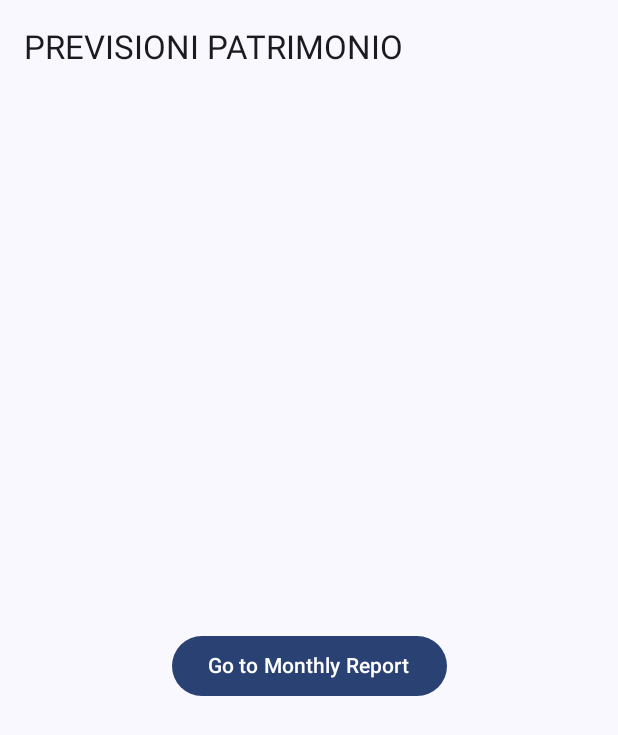
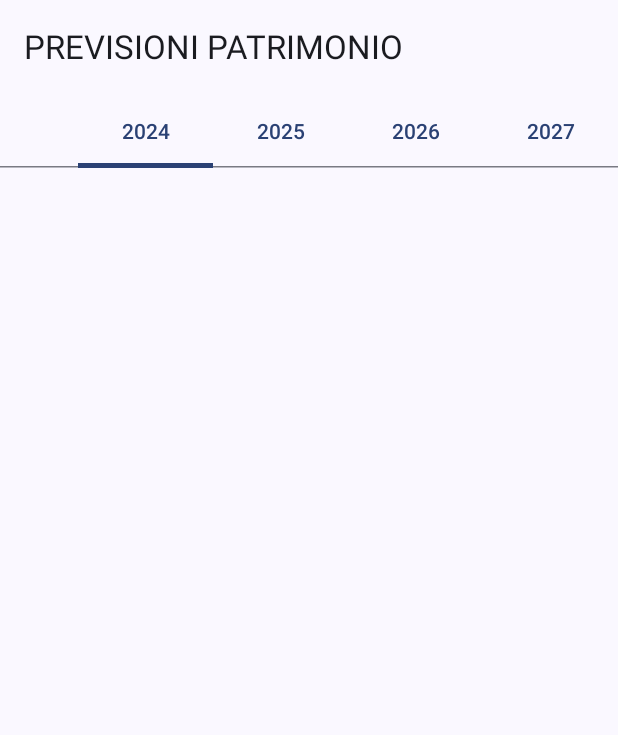
Before and after one commit to anput28/looma, an Android app built with Jetpack Compose: the screen it shows after launch (MainActivity), on a phone screen of 412 x 824 dp. Shown: the top 735 px of the screen. Run offline under Robolectric (Android 15) with nearby library versions, the phone set to English and light mode, and no system bars.

Commit message:
Added tabs in forecast screen

```diff
--- a/app/build.gradle.kts
+++ b/app/build.gradle.kts
@@ -50,7 +50,6 @@ android {
 }
 
 dependencies {
-
     implementation(libs.androidx.core.ktx)
     implementation(libs.androidx.lifecycle.runtime.ktx)
     implementation(libs.androidx.activity.compose)
@@ -59,4 +58,7 @@ dependencies {
     implementation(libs.androidx.ui.graphics)
     implementation(libs.androidx.material3)
     implementation(libs.androidx.navigation.compose)
+
+    implementation(platform("com.google.firebase:firebase-bom:33.3.0"))
+    implementation("com.google.firebase:firebase-firestore")
 }
--- a/app/src/main/java/com/anput/personalfinance/ui/screens/assetforecasts/AssetForecastsScreen.kt
+++ b/app/src/main/java/com/anput/personalfinance/ui/screens/assetforecasts/AssetForecastsScreen.kt
@@ -3,21 +3,34 @@ package com.anput.personalfinance.ui.screens.assetforecasts
 import androidx.compose.foundation.layout.Arrangement
 import androidx.compose.foundation.layout.Column
 import androidx.compose.foundation.layout.fillMaxSize
+import androidx.compose.foundation.layout.fillMaxWidth
 import androidx.compose.foundation.layout.padding
-import androidx.compose.material3.Button
 import androidx.compose.material3.ExperimentalMaterial3Api
 import androidx.compose.material3.Scaffold
+import androidx.compose.material3.ScrollableTabRow
+import androidx.compose.material3.Tab
 import androidx.compose.material3.Text
 import androidx.compose.material3.TopAppBar
 import androidx.compose.runtime.Composable
+import androidx.compose.runtime.getValue
+import androidx.compose.runtime.mutableIntStateOf
+import androidx.compose.runtime.remember
+import androidx.compose.runtime.setValue
 import androidx.compose.ui.Alignment
 import androidx.compose.ui.Modifier
+import java.util.Calendar
 
 @OptIn(ExperimentalMaterial3Api::class)
 @Composable
 fun AssetForecastsScreen(
     onClick: () -> Unit
 ) {
+
+    val currentYear = Calendar.getInstance().get(Calendar.YEAR)
+    val years = (currentYear..currentYear + 9).toList()
+
+    var selectedTabIndex by remember { mutableIntStateOf(0) }
+
     Scaffold(
         topBar = {
             TopAppBar(title = { Text("PREVISIONI PATRIMONIO") })
@@ -26,10 +39,19 @@ fun AssetForecastsScreen(
             Column(
                 modifier = Modifier.fillMaxSize().padding(innerPadding),
                 horizontalAlignment = Alignment.CenterHorizontally,
-                verticalArrangement = Arrangement.Center
+                verticalArrangement = Arrangement.Top
             ) {
-                Button(onClick = onClick) {
-                    Text("Go to Monthly Report")
+                ScrollableTabRow(
+                    modifier = Modifier.fillMaxWidth(),
+                    selectedTabIndex = selectedTabIndex
+                ) {
+                    years.forEachIndexed { index, year  ->
+                        Tab(
+                            selected = selectedTabIndex == index,
+                            onClick = { selectedTabIndex = index },
+                            text = { Text("$year") }
+                        )
+                    }
                 }
             }
         }
--- a/build.gradle.kts
+++ b/build.gradle.kts
@@ -2,4 +2,5 @@
 plugins {
     alias(libs.plugins.android.application) apply false
     alias(libs.plugins.kotlin.android) apply false
+    id("com.google.gms.google-services") version "4.4.2" apply false
 }
```
Also changed, not shown: 1 other file.
